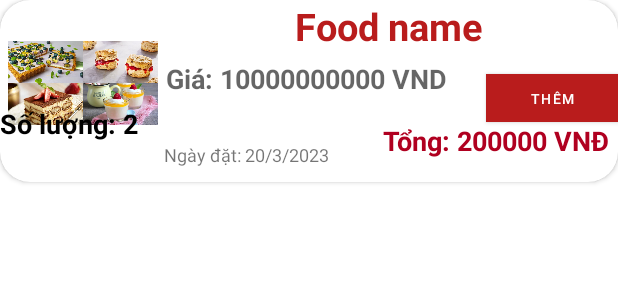
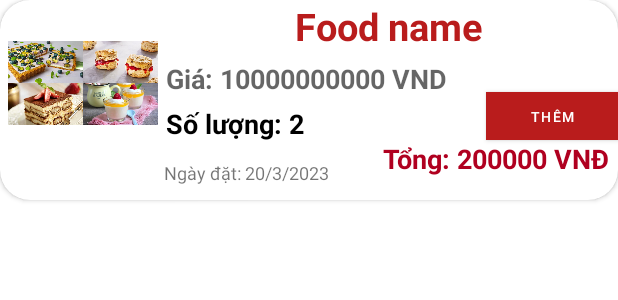
Before and after one commit to dqhieu9301/androidApp, an Android app: the layout food_in_history_bought.xml on its own in the app's theme, with its tools: preview values and no code run, on a phone screen of 412 x 824 dp. Shown: the top 300 px of the screen. Run offline under Robolectric (Android 15) with nearby library versions, the light colour scheme and no system bars.

Commit message:
update layout food_in_history_bought

```diff
--- a/app/src/main/res/layout/food_in_history_bought.xml
+++ b/app/src/main/res/layout/food_in_history_bought.xml
@@ -82,8 +82,8 @@
             android:textSize="18dp"
 
             android:textStyle="bold"
+            app:layout_constraintStart_toEndOf="@+id/imgProductHistory"
             app:layout_constraintTop_toBottomOf="@id/costProductHistory"
-            tools:layout_editor_absoluteX="110dp"
             tools:ignore="MissingConstraints">
 
         </TextView>
@@ -93,6 +93,7 @@
             android:layout_width="wrap_content"
             android:layout_height="wrap_content"
             android:layout_marginStart="4dp"
+            android:layout_marginTop="12dp"
             android:text="Ngày đặt: 20/3/2023"
             android:textSize="12dp"
             app:layout_constraintStart_toEndOf="@+id/imgProductHistory"
```
